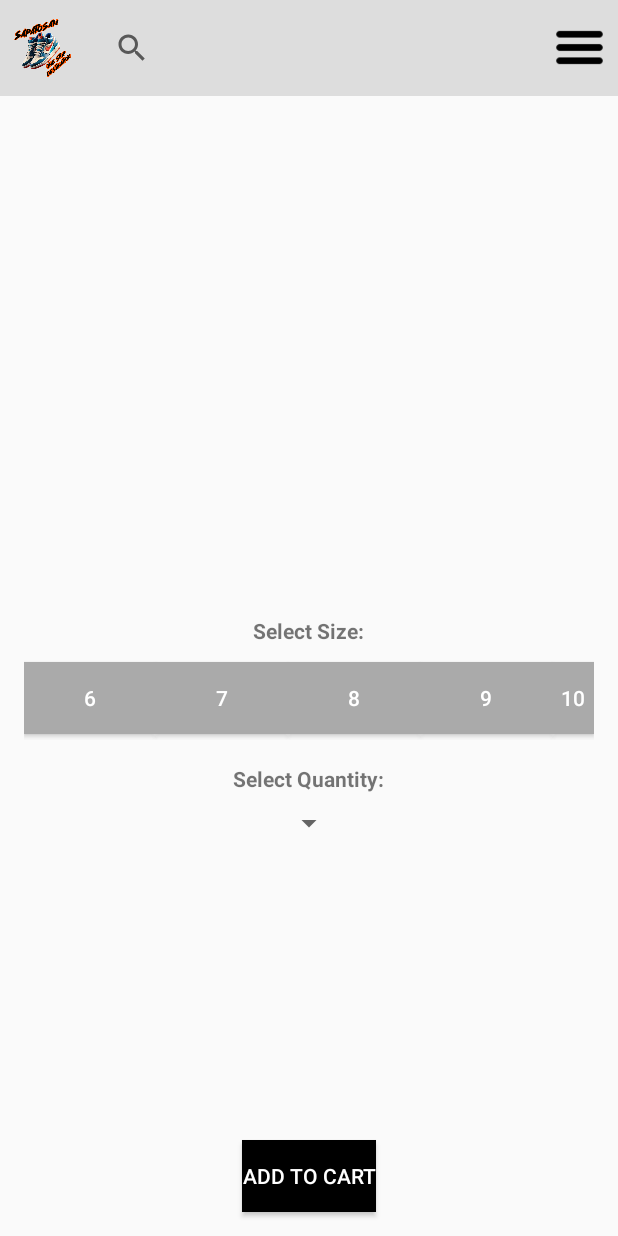
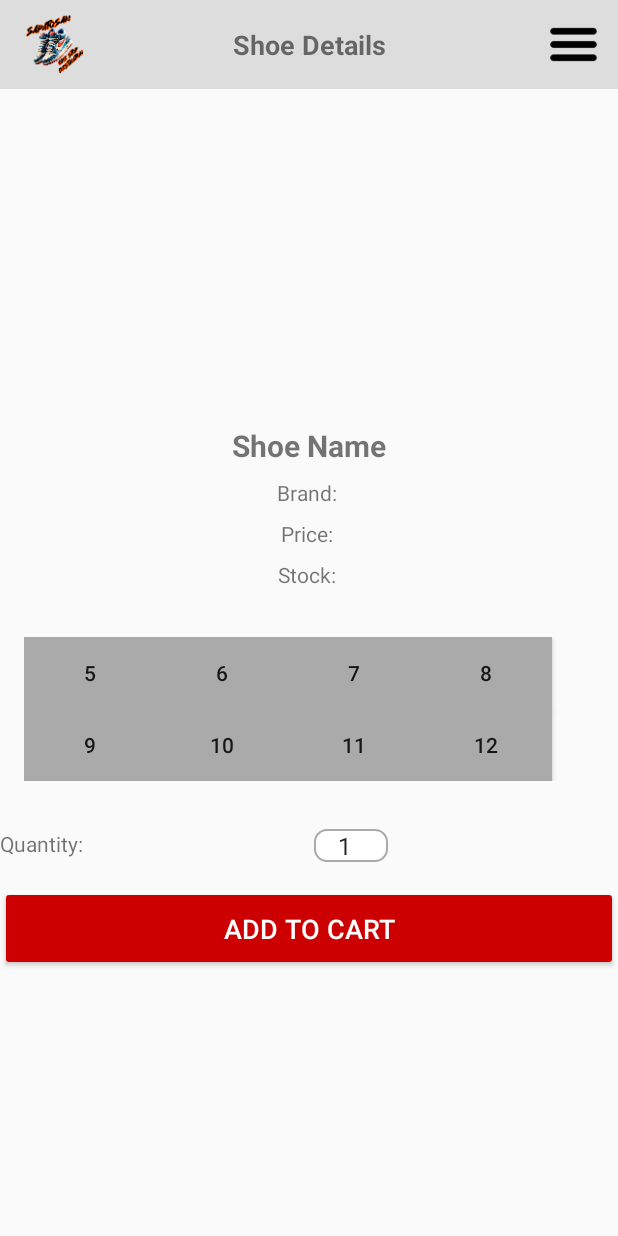
Before and after one commit to antoniokho13/IT342-Sapatosan, an Android app built with Jetpack Compose: the ShoeDetailsActivity screen opened directly, with no data from a screen before it, on a phone screen of 412 x 824 dp. Run offline under Robolectric (Android 15) with nearby library versions, the phone set to English and light mode, and no system bars; network calls fail; pictures from the network do not load.

Commit message:
shoe detail refined and still thinking about what to add

```diff
--- a/frontend_mobile/app/src/main/java/com/frontend_mobile/ShoeDetailsActivity.kt
+++ b/frontend_mobile/app/src/main/java/com/frontend_mobile/ShoeDetailsActivity.kt
@@ -1,13 +1,11 @@
 package com.frontend_mobile
 
-import android.content.Intent
 import android.os.Bundle
 import android.widget.Button
-import android.widget.ImageView
 import android.widget.Spinner
 import android.widget.Toast
 import androidx.appcompat.app.AppCompatActivity
-import androidx.appcompat.widget.SearchView
+import androidx.core.view.GravityCompat
 import com.bumptech.glide.Glide
 import com.frontend_mobile.databinding.ActivityShoeDetailsBinding
 import com.frontend_mobile.models.ShoeItem
@@ -27,78 +25,61 @@ class ShoeDetailsActivity : AppCompatActivity() {
         allShoes = intent.getParcelableArrayListExtra("allShoes") ?: emptyList()
         selectedShoe = intent.getParcelableExtra("selectedShoe")
 
+        // Set up the navbar
+        binding.shoeNameToolbar.text = selectedShoe?.name ?: "Shoe Details"
+        Glide.with(this).load(R.drawable.logo).into(binding.shoeLogo)
+
+        // Hamburger menu functionality
+        binding.icMenu.setOnClickListener {
+            val drawerLayout = binding.drawerLayout
+            if (drawerLayout.isDrawerOpen(GravityCompat.END)) {
+                drawerLayout.closeDrawer(GravityCompat.END)
+            } else {
+                drawerLayout.openDrawer(GravityCompat.END)
+            }
+        }
+
         // Display shoe details
         selectedShoe?.let { displayShoeDetails(it) }
-
-        // Setup size buttons
         setupSizeButtons()
-
-        // Setup quantity spinner (if needed)
         setupQuantitySpinner()
 
-        // Setup Add to Cart button
+        // Add to cart button functionality
         binding.btnAddToCart.setOnClickListener {
-            Toast.makeText(this, "Added to cart!", Toast.LENGTH_SHORT).show()
+            Toast.makeText(this, "${selectedShoe?.name} added to cart!", Toast.LENGTH_SHORT).show()
         }
-
-        // Access the SearchView from the included layout
-        val searchView = findViewById<SearchView>(R.id.searchView)
-        setupSearchBar(searchView)
     }
 
-    private fun setupSearchBar(searchView: SearchView) {
-        searchView.setOnQueryTextListener(object : SearchView.OnQueryTextListener {
-            override fun onQueryTextSubmit(query: String?): Boolean {
-                filterShoes(query)
-                return true
-            }
-
-            override fun onQueryTextChange(newText: String?): Boolean {
-                filterShoes(newText)
-                return true
-            }
-        })
-    }
-
-    private fun filterShoes(query: String?) {
-        val filteredShoes = if (query.isNullOrEmpty()) {
-            allShoes
-        } else {
-            allShoes.filter { it.name.contains(query, ignoreCase = true) }
-        }
-        Toast.makeText(this, "Filtered ${filteredShoes.size} shoes", Toast.LENGTH_SHORT).show()
+    private fun displayShoeDetails(shoe: ShoeItem) {
+        binding.shoeName.text = shoe.name
+        binding.shoeBrand.text = "Brand: ${shoe.brand}"
+        binding.shoePrice.text = "Price: ₱${shoe.price}"
+        binding.shoeStock.text = "Stock: ${shoe.stock}"
+        Glide.with(this).load(shoe.imageUrl).into(binding.shoeImage)
     }
 
     private fun setupSizeButtons() {
-        val sizes = listOf("6", "7", "8", "9", "10", "11", "12") // Example sizes
-        val sizeButtonsContainer = binding.sizeButtonsContainer
-        var selectedButton: Button? = null
-
+        val sizes = listOf("5","6", "7", "8", "9", "10","11", "12")
         sizes.forEach { size ->
             val button = Button(this).apply {
                 text = size
                 setBackgroundColor(resources.getColor(android.R.color.darker_gray))
-                setTextColor(resources.getColor(android.R.color.white))
                 setOnClickListener {
-                    selectedButton?.setBackgroundColor(resources.getColor(android.R.color.darker_gray))
-                    setBackgroundColor(resources.getColor(android.R.color.holo_blue_light))
-                    selectedButton = this
+                    Toast.makeText(this@ShoeDetailsActivity, "Size $size selected", Toast.LENGTH_SHORT).show()
                 }
             }
-            sizeButtonsContainer.addView(button)
+            binding.sizeButtonsContainer.addView(button)
         }
     }
 
     private fun setupQuantitySpinner() {
-        val quantitySpinner: Spinner = binding.quantitySpinner
-        // You can populate the spinner with values (e.g., 1 to 10) if needed
-    }
-
-    private fun displayShoeDetails(shoe: ShoeItem) {
-        binding.shoeName.text = shoe.name
-        binding.shoeBrand.text = shoe.brand
-        binding.shoePrice.text = "₱${shoe.price}"
-        binding.shoeStock.text = "Stock: ${shoe.stock}"
-        Glide.with(this).load(shoe.imageUrl).into(binding.shoeImage)
+        val quantities = (1..10).toList()
+        val adapter = android.widget.ArrayAdapter(
+            this,
+            android.R.layout.simple_spinner_item,
+            quantities
+        )
+        adapter.setDropDownViewResource(android.R.layout.simple_spinner_dropdown_item)
+        binding.quantitySpinner.adapter = adapter
     }
 }
--- /dev/null
+++ b/frontend_mobile/app/src/main/res/drawable/spinner_background.xml
@@ -0,0 +1,7 @@
+<?xml version="1.0" encoding="utf-8"?>
+<shape xmlns:android="http://schemas.android.com/apk/res/android">
+    <solid android:color="@android:color/white" />
+    <stroke android:width="1dp" android:color="@android:color/darker_gray" />
+    <corners android:radius="8dp" />
+    <padding android:left="8dp" android:right="8dp" />
+</shape>
--- a/frontend_mobile/app/src/main/res/layout/activity_shoe_details.xml
+++ b/frontend_mobile/app/src/main/res/layout/activity_shoe_details.xml
@@ -1,107 +1,197 @@
 <?xml version="1.0" encoding="utf-8"?>
 <androidx.drawerlayout.widget.DrawerLayout xmlns:android="http://schemas.android.com/apk/res/android"
+    xmlns:app="http://schemas.android.com/apk/res-auto"
+    xmlns:tools="http://schemas.android.com/tools"
+    android:id="@+id/drawerLayout"
     android:layout_width="match_parent"
     android:layout_height="match_parent">
 
-    <androidx.coordinatorlayout.widget.CoordinatorLayout
+    <androidx.constraintlayout.widget.ConstraintLayout
         android:layout_width="match_parent"
         android:layout_height="match_parent">
 
-        <include
-            layout="@layout/navbar_layout"
-            android:layout_width="match_parent"
-            android:layout_height="wrap_content" />
-
-        <ScrollView
-            android:layout_width="match_parent"
-            android:layout_height="match_parent"
-            android:layout_marginBottom="80dp"
-            android:layout_marginTop="?attr/actionBarSize">
-
-            <LinearLayout
+        <!-- Navbar -->
+        <androidx.appcompat.widget.Toolbar
+            android:id="@+id/toolbar"
             android:layout_width="match_parent"
             android:layout_height="wrap_content"
-                android:orientation="vertical"
-                android:gravity="center"
-                android:padding="16dp">
+            android:background="@color/lightGray"
+            app:layout_constraintTop_toTopOf="parent">
 
+            <ImageView
+                android:id="@+id/shoeLogo"
+                android:layout_width="40dp"
+                android:layout_height="40dp"
+                android:src="@drawable/logo"
+                android:contentDescription="Shoe Logo"
+                android:layout_marginStart="16dp"
+                android:layout_gravity="start" />
+
+            <TextView
+                android:id="@+id/shoeNameToolbar"
+                android:layout_width="wrap_content"
+                android:layout_height="wrap_content"
+                android:text="Shoe Details"
+                android:textSize="18sp"
+                android:textStyle="bold"
+                android:layout_gravity="center" />
+
+
+            <ImageView
+                android:id="@+id/icMenu"
+                android:layout_width="35dp"
+                android:layout_height="35dp"
+                android:layout_margin="12dp"
+                android:src="@drawable/ic_menu"
+                android:contentDescription="Menu"
+                android:scaleType="fitCenter"
+                android:layout_gravity="end" />
+        </androidx.appcompat.widget.Toolbar>
+
+        <!-- Enlarged Shoe Image -->
         <ImageView
             android:id="@+id/shoeImage"
             android:layout_width="200dp"
             android:layout_height="200dp"
-                    android:scaleType="centerCrop"
-                    android:layout_marginBottom="16dp" />
+            android:layout_marginTop="16dp"
+            android:contentDescription="Shoe Image"
+            app:layout_constraintTop_toBottomOf="@id/toolbar"
+            app:layout_constraintStart_toStartOf="parent"
+            app:layout_constraintEnd_toEndOf="parent" />
 
+        <!-- Shoe Details -->
         <TextView
             android:id="@+id/shoeName"
             android:layout_width="wrap_content"
             android:layout_height="wrap_content"
-                    android:textSize="24sp"
+            android:text="Shoe Name"
+            android:textSize="20sp"
             android:textStyle="bold"
-                    android:paddingBottom="8dp"
-                    android:gravity="center" />
+            app:layout_constraintTop_toBottomOf="@id/shoeImage"
+            app:layout_constraintStart_toStartOf="parent"
+            app:layout_constraintEnd_toEndOf="parent"
+            android:layout_marginTop="8dp" />
 
         <TextView
             android:id="@+id/shoeBrand"
             android:layout_width="wrap_content"
             android:layout_height="wrap_content"
-                    android:paddingBottom="4dp"
-                    android:gravity="center" />
+            android:text="Brand: "
+            app:layout_constraintTop_toBottomOf="@id/shoeName"
+            app:layout_constraintStart_toStartOf="parent"
+            app:layout_constraintEnd_toEndOf="parent"
+            android:layout_marginTop="8dp" />
 
         <TextView
             android:id="@+id/shoePrice"
             android:layout_width="wrap_content"
             android:layout_height="wrap_content"
-                    android:paddingBottom="4dp"
-                    android:gravity="center" />
+            android:text="Price: "
+            app:layout_constraintTop_toBottomOf="@id/shoeBrand"
+            app:layout_constraintStart_toStartOf="parent"
+            app:layout_constraintEnd_toEndOf="parent"
+            android:layout_marginTop="8dp" />
 
         <TextView
             android:id="@+id/shoeStock"
             android:layout_width="wrap_content"
             android:layout_height="wrap_content"
-                    android:paddingBottom="16dp"
-                    android:gravity="center" />
+            android:text="Stock: "
+            app:layout_constraintTop_toBottomOf="@id/shoePrice"
+            app:layout_constraintStart_toStartOf="parent"
+            app:layout_constraintEnd_toEndOf="parent"
+            android:layout_marginTop="8dp" />
 
+        <!-- Size Buttons -->
+        <GridLayout
+            android:id="@+id/sizeButtonsContainer"
+            android:layout_width="0dp"
+            android:layout_height="wrap_content"
+            android:columnCount="4"
+            android:padding="16dp"
+            app:layout_constraintTop_toBottomOf="@id/shoeStock"
+            app:layout_constraintStart_toStartOf="parent"
+            app:layout_constraintEnd_toEndOf="parent"
+            android:layout_marginTop="16dp" />
+
+        <!-- Quantity Label -->
         <TextView
+            android:id="@+id/quantityLabel"
             android:layout_width="wrap_content"
             android:layout_height="wrap_content"
-                    android:text="Select Size:"
-                    android:textStyle="bold"
-                    android:paddingBottom="8dp"
-                    android:gravity="center" />
+            android:text="Quantity:"
+            app:layout_constraintTop_toBottomOf="@id/sizeButtonsContainer"
+            app:layout_constraintStart_toStartOf="parent"
+            android:layout_marginTop="16dp"
+            android:layout_marginEnd="8dp" />
 
-                <LinearLayout
-                    android:id="@+id/sizeButtonsContainer"
-                    android:layout_width="wrap_content"
-                    android:layout_height="wrap_content"
-                    android:orientation="horizontal"
-                    android:gravity="center"
-                    android:layout_marginBottom="16dp" />
-
-                <TextView
-                    android:layout_width="wrap_content"
-                    android:layout_height="wrap_content"
-                    android:text="Select Quantity:"
-                    android:textStyle="bold"
-                    android:paddingBottom="8dp"
-                    android:gravity="center" />
-
+        <!-- Quantity Spinner -->
         <Spinner
             android:id="@+id/quantitySpinner"
             android:layout_width="wrap_content"
             android:layout_height="wrap_content"
-                    android:layout_marginBottom="16dp" />
-            </LinearLayout>
-        </ScrollView>
+            android:background="@drawable/spinner_background"
+            app:layout_constraintTop_toBottomOf="@id/sizeButtonsContainer"
+            app:layout_constraintStart_toEndOf="@id/quantityLabel"
+            app:layout_constraintEnd_toEndOf="parent"
+            android:layout_marginTop="16dp" />
 
+        <!-- Add to Cart Button -->
         <Button
             android:id="@+id/btnAddToCart"
+            android:layout_width="0dp"
+            android:layout_height="wrap_content"
+            android:text="Add to Cart"
+            android:backgroundTint="@android:color/holo_red_dark"
+            android:textColor="@android:color/white"
+            android:textSize="18sp"
+            android:padding="16dp"
+            app:layout_constraintTop_toBottomOf="@id/quantitySpinner"
+            app:layout_constraintStart_toStartOf="parent"
+            app:layout_constraintEnd_toEndOf="parent"
+            android:layout_marginTop="16dp" />
+    </androidx.constraintlayout.widget.ConstraintLayout>
+
+    <!-- Side Drawer -->
+    <LinearLayout
+        android:layout_width="280dp"
+        android:layout_height="match_parent"
+        android:layout_gravity="end"
+        android:orientation="vertical"
+        android:background="@android:color/white"
+        android:padding="16dp">
+
+        <TextView
+            android:id="@+id/drawer_profile"
             android:layout_width="wrap_content"
             android:layout_height="wrap_content"
-            android:layout_gravity="bottom|center_horizontal"
-            android:layout_marginBottom="16dp"
-            android:text="Add to Cart"
-            android:background="@android:color/black"
-            android:textColor="@android:color/white" />
-    </androidx.coordinatorlayout.widget.CoordinatorLayout>
+            android:text="Profile"
+            android:textSize="18sp"
+            android:padding="8dp" />
+        <TextView
+            android:layout_width="wrap_content"
+            android:layout_height="wrap_content"
+            android:text="Shopping Cart"
+            android:textSize="18sp"
+            android:padding="8dp" />
+        <TextView
+            android:layout_width="wrap_content"
+            android:layout_height="wrap_content"
+            android:text="Settings"
+            android:textSize="18sp"
+            android:padding="8dp" />
+        <TextView
+            android:layout_width="wrap_content"
+            android:layout_height="wrap_content"
+            android:text="About Us"
+            android:textSize="18sp"
+            android:padding="8dp" />
+        <TextView
+            android:id="@+id/drawer_logout"
+            android:layout_width="wrap_content"
+            android:layout_height="wrap_content"
+            android:text="Logout"
+            android:textSize="18sp"
+            android:padding="8dp" />
+    </LinearLayout>
 </androidx.drawerlayout.widget.DrawerLayout>
```
Lines whose indentation alone changed are shown as unchanged.
